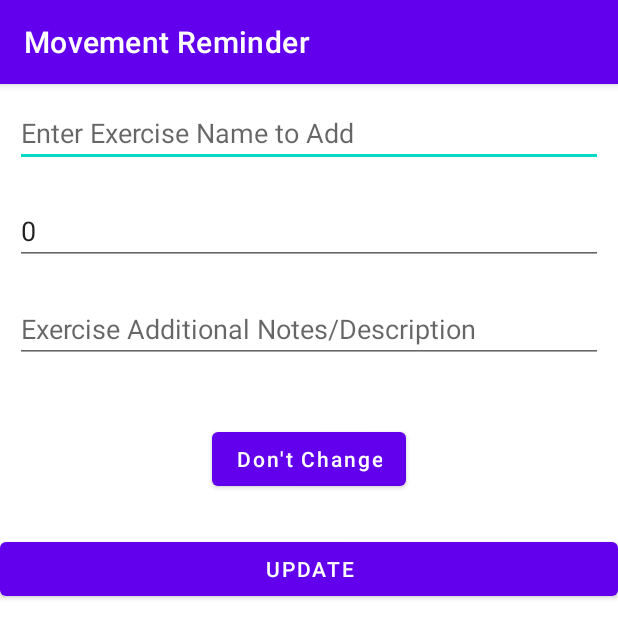
After one commit to Marco-Cen/Movement-Reminder, an Android app: the UpdateExercisesDatabase screen opened directly, with no data from a screen before it, on a phone screen of 412 x 824 dp. The commit adds this screen. Shown: the top 638 px of the screen. Run offline under Robolectric (Android 15) with nearby library versions, the phone set to English and light mode, and no system bars; 1 statement that could not run was skipped.

Commit message:
UPDATE working with database locally!

```diff
--- a/app/src/main/AndroidManifest.xml
+++ b/app/src/main/AndroidManifest.xml
@@ -10,8 +10,9 @@
         android:roundIcon="@mipmap/ic_launcher_round"
         android:supportsRtl="true"
         android:theme="@style/Theme.MovementReminder">
-        <activity android:name=".ViewDatabaseExercises"></activity>
-        <activity android:name=".TestingDatabase" />
+        <activity android:name=".UpdateExercisesDatabase"></activity>
+        <activity android:name="com.example.Database.ViewDatabaseExercises" />
+        <activity android:name=".AddExerciseDatabase" />
         <activity android:name=".testingforuserinput" />
         <activity android:name=".AnalysisActivity2" />
         <activity
--- /dev/null
+++ b/app/src/main/java/com/example/movementreminder/UpdateExercisesDatabase.java
@@ -0,0 +1,128 @@
+package com.example.movementreminder;
+
+import androidx.appcompat.app.AppCompatActivity;
+
+import android.content.Intent;
+import android.os.Bundle;
+import android.text.TextUtils;
+import android.view.View;
+import android.widget.Button;
+import android.widget.EditText;
+import android.widget.Toast;
+
+import com.example.Database.ExerciseDataModel;
+import com.example.Database.ViewDatabaseExercises;
+
+import io.realm.Realm;
+
+/* NOTE:
+- UpdateCourseActivity
+- similar to "AddExerciseDatabase"
+ */
+public class UpdateExercisesDatabase extends AppCompatActivity {
+
+    // creating variables for our edit text
+    private EditText exerciseNameField, exerciseDurationField, exerciseDescripField;
+
+    // Storing our values from edittext fields.
+    private String exerciseName, exerciseDurationString, exerciseDescription;
+    private int exerciseDuration;
+    private long id;
+    private Button updateBtn, dontChangebttn;
+    private Realm realm;
+
+    @Override
+    protected void onCreate(Bundle savedInstanceState) {
+        super.onCreate(savedInstanceState);
+        setContentView(R.layout.activity_update_exercises_database);
+
+        // initializing our edittext and buttons
+        realm = Realm.getDefaultInstance();
+        exerciseNameField = findViewById(R.id.addExerciseName);
+        exerciseDurationField = findViewById(R.id.addExerciseDuration);
+        exerciseDescripField = findViewById(R.id.addExerciseNote);
+        updateBtn = findViewById(R.id.updateBttnUpdateExercise);
+        dontChangebttn = findViewById(R.id.dontChangeBttnUpdateExercise);
+
+        // on below line we are getting data which is passed from intent.
+        exerciseName = getIntent().getStringExtra("exerciseName");
+        exerciseDuration = getIntent().getIntExtra("exerciseDuration", 0);
+        exerciseDescription = getIntent().getStringExtra("exerciseDescription");
+        id = getIntent().getLongExtra("id", 0);
+
+        // on below line we are setting data in our edit test fields.
+        exerciseNameField.setText(exerciseName);
+        exerciseDurationField.setText(String.valueOf(exerciseDuration));
+        exerciseDescripField.setText(exerciseDescription);
+
+        //TEST (working: "\n Duration is: [" + String.valueOf(exerciseDuration) )
+        Toast.makeText(UpdateExercisesDatabase.this, "ID Selected is: [" + String.valueOf(id) + "]", Toast.LENGTH_SHORT).show();
+
+        // 'DONT CHANGE' BUTTON
+        dontChangebttn.setOnClickListener(new View.OnClickListener(){
+            @Override
+            public void onClick(View v){
+                Intent i = new Intent(UpdateExercisesDatabase.this, ViewDatabaseExercises.class);
+                startActivity(i);
+            }
+        });
+
+
+
+        // 'UPDATE' BUTTON [adding on click listener for update button]
+        updateBtn.setOnClickListener(new View.OnClickListener() {
+            @Override
+            public void onClick(View v) {
+
+                // getting data from edittext fields.
+                exerciseName = exerciseNameField.getText().toString();
+                exerciseDurationString = exerciseDurationField.getText().toString(); //Duration
+                if(!TextUtils.isEmpty(exerciseDurationString)) { exerciseDuration = Integer.parseInt(exerciseDurationString); } //If Duration is not empty, Duration convert string to int
+                exerciseDescription = exerciseDescripField.getText().toString();
+
+                // validating the text fields if empty or not.
+                if (TextUtils.isEmpty(exerciseName)) {
+                    exerciseNameField.setError("Please enter Exercise Name");
+                } else if (TextUtils.isEmpty(exerciseDurationString)) {
+                    exerciseDurationField.setError("Please enter Exercise Duration");
+                } else { //UPDATE
+                    // on below line we are getting data from our modal where
+                    // the id of the course equals to which we passed previously.
+                    final ExerciseDataModel exerciseDataModel = realm.where(ExerciseDataModel.class).equalTo("IDExercise", id).findFirst();
+                    updateCourse(exerciseDataModel, exerciseName, exerciseDuration, exerciseDescription);
+                }
+
+                // on below line we are displaying a toast message when course is updated.
+                Toast.makeText(UpdateExercisesDatabase.this, "Exercise Successfully Updated!", Toast.LENGTH_SHORT).show();
+
+                // on below line we are opening our activity for read course activity to view updated course.
+                Intent i = new Intent(UpdateExercisesDatabase.this, ViewDatabaseExercises.class);
+                startActivity(i);
+                finish();
+            }
+        });
+    }
+
+    private void updateCourse(ExerciseDataModel exerciseDataModel, String exerciseName, int exerciseDuration, String exerciseDescrip) {
+
+        // on below line we are calling
+        // a method to execute a transaction.
+        realm.executeTransaction(new Realm.Transaction() {
+            @Override
+            public void execute(Realm realm) {
+
+                // on below line we are setting data to our modal class
+                // which we get from our edit text fields.
+                exerciseDataModel.setExerciseName(exerciseName);
+                exerciseDataModel.setExerciseTimeRequired(exerciseDuration);
+                exerciseDataModel.setExerciseNote(exerciseDescrip);
+
+                // inside on execute method we are calling a method to copy
+                // and update to real m database from our modal class.
+                realm.copyToRealmOrUpdate(exerciseDataModel);
+            }
+        });
+    }
+
+
+}
--- a/app/src/main/res/layout/activity_testing_database.xml
+++ b/app/src/main/res/layout/activity_add_exercise_database.xml
@@ -4,7 +4,7 @@
     android:layout_width="match_parent"
     android:layout_height="match_parent"
     android:orientation="vertical"
-    tools:context=".TestingDatabase">
+    tools:context=".AddExerciseDatabase">
 
     <!--Edit text to enter Exercise name to add-->
     <EditText
--- /dev/null
+++ b/app/src/main/res/layout/activity_update_exercises_database.xml
@@ -0,0 +1,71 @@
+<?xml version="1.0" encoding="utf-8"?>
+<!-- activity_update_course -->
+<LinearLayout
+    xmlns:android="http://schemas.android.com/apk/res/android"
+    xmlns:tools="http://schemas.android.com/tools"
+    android:layout_width="match_parent"
+    android:layout_height="match_parent"
+    android:orientation="vertical"
+    tools:context=".UpdateExercisesDatabase">
+    <!--Edit text to enter Exercise name to add-->
+    <EditText
+        android:id="@+id/addExerciseName"
+        android:layout_width="match_parent"
+        android:layout_height="wrap_content"
+        android:layout_margin="10dp"
+        android:hint="Enter Exercise Name to Add" />
+
+    <!--edit text to enter exercise duration-->
+    <EditText
+        android:id="@+id/addExerciseDuration"
+        android:layout_width="match_parent"
+        android:layout_height="wrap_content"
+        android:layout_margin="10dp"
+        android:inputType="number"
+        android:hint="Exercise Duration (Minutes)" />
+
+    <!--edit text to display exercise additional notes/description -->
+    <EditText
+        android:id="@+id/addExerciseNote"
+        android:layout_width="match_parent"
+        android:layout_height="wrap_content"
+        android:layout_margin="10dp"
+        android:hint="Exercise Additional Notes/Description" />
+
+
+    <!--button for adding new course-->
+    <LinearLayout
+        android:layout_width="match_parent"
+        android:layout_height="wrap_content"
+        android:orientation="vertical">
+
+        <Space
+            android:layout_width="wrap_content"
+            android:layout_height="wrap_content"
+            android:layout_weight="1"
+            android:minHeight="30dp" />
+
+        <Button
+            android:id="@+id/dontChangeBttnUpdateExercise"
+            android:layout_width="wrap_content"
+            android:layout_height="wrap_content"
+            android:layout_gravity="center_horizontal"
+            android:text="Don't Change"
+            android:textAllCaps="false" />
+
+        <!--button for updating course-->
+        <Space
+            android:layout_width="match_parent"
+            android:layout_height="wrap_content"
+            android:layout_weight="1"
+            android:minHeight="25dp" />
+
+        <Button
+            android:id="@+id/updateBttnUpdateExercise"
+            android:layout_width="match_parent"
+            android:layout_height="wrap_content"
+            android:text="UPDATE" />
+    </LinearLayout>
+
+
+</LinearLayout>
--- a/app/src/main/res/layout/activity_view_database_exercises.xml
+++ b/app/src/main/res/layout/activity_view_database_exercises.xml
@@ -1,12 +1,13 @@
 <?xml version="1.0" encoding="utf-8"?>
+<!-- activity_read_courses -->
 <RelativeLayout
     xmlns:android="http://schemas.android.com/apk/res/android"
     xmlns:tools="http://schemas.android.com/tools"
     android:layout_width="match_parent"
     android:layout_height="match_parent"
-    tools:context=".ViewDatabaseExercises">
+    tools:context="com.example.Database.ViewDatabaseExercises">
 
-    <!--recycler view for displaying list of courses-->
+    <!--recycler view for displaying list of exercises-->
     <androidx.recyclerview.widget.RecyclerView
         android:id="@+id/exerciseListInfo"
         android:layout_width="match_parent"
--- a/app/src/main/res/layout/setting_database_exercise_layout.xml
+++ b/app/src/main/res/layout/setup_database_exerciselist.xml
@@ -1,4 +1,5 @@
 <?xml version="1.0" encoding="utf-8"?>
+<!-- course_rv_item  -->
 <androidx.cardview.widget.CardView
     xmlns:android="http://schemas.android.com/apk/res/android"
     xmlns:app="http://schemas.android.com/apk/res-auto"
```
Also changed, not shown: app/src/main/java/com/example/Database/SetupDatabaseExerciseList.java (added, +85 -0 lines), app/src/main/java/com/example/Database/ViewDatabaseExercises.java (renamed from app/src/main/java/com/example/movementreminder/ViewDatabaseExercises.java, +8 -4 lines), app/src/main/java/com/example/movementreminder/AddExerciseDatabase.java (renamed from app/src/main/java/com/example/movementreminder/TestingDatabase.java, +9 -9 lines), app/src/main/java/com/example/movementreminder/MainActivity.java (+1 -6 lines), app/src/main/java/com/example/movementreminder/SettingDatabaseExerciseLayout.java (deleted, +0 -63 lines).
